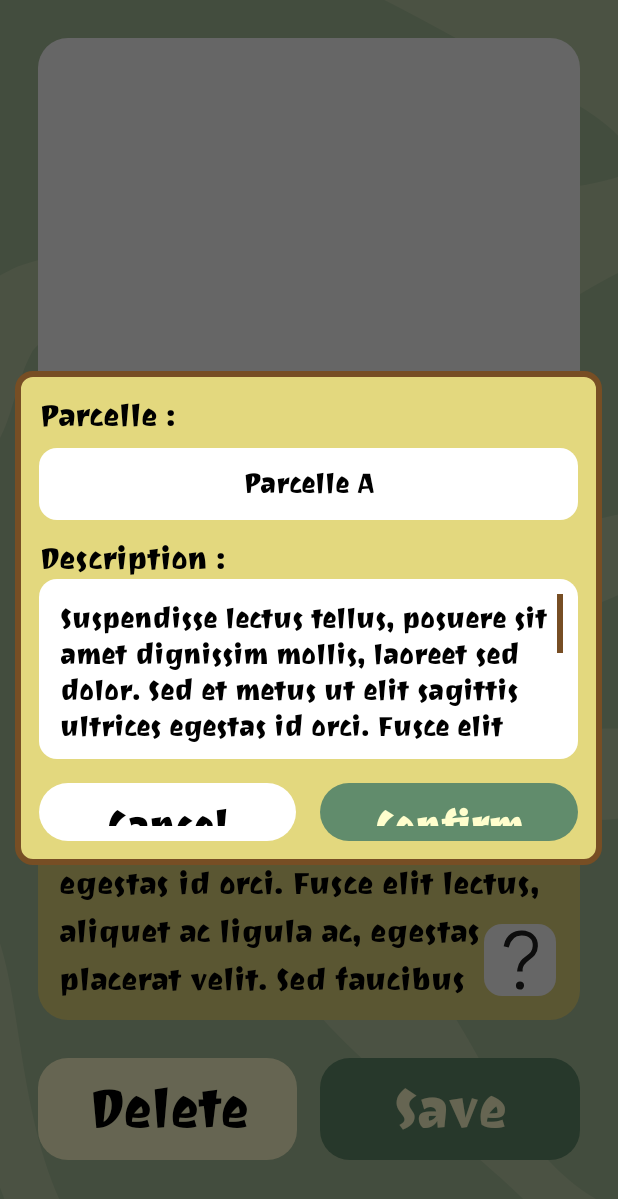
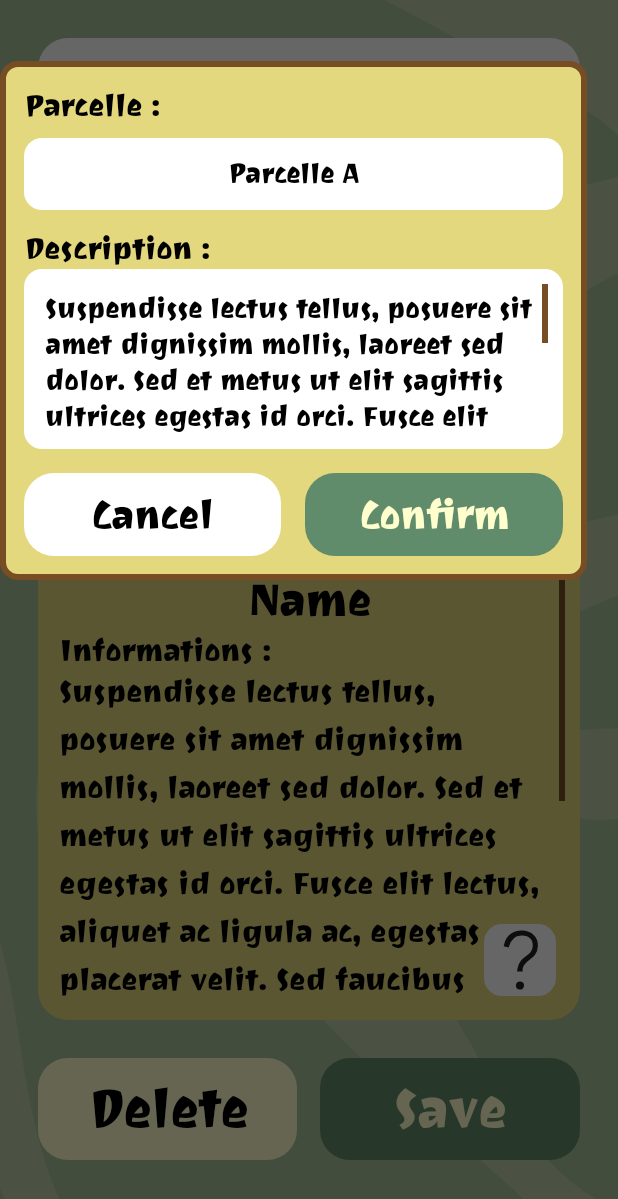
Before and after one commit to DrHurel/EcoPlant, an Android app built with Jetpack Compose: the DisplayPlantInfoActivity screen opened directly, with no data from a screen before it, after a tap on an icon or button, on a phone screen of 412 x 824 dp. Shown: the top 1199 px of the screen. Run offline under Robolectric (Android 15) with nearby library versions, the phone set to English and light mode, and no system bars; 3 statements that could not run were skipped.

Commit message:
fix dilog a bit too high

```diff
--- a/app/src/main/java/fr/hureljeremy/gitea/ecoplant/DisplayPlantInfoActivity.kt
+++ b/app/src/main/java/fr/hureljeremy/gitea/ecoplant/DisplayPlantInfoActivity.kt
@@ -15,12 +15,13 @@ import androidx.activity.ComponentActivity
 import androidx.activity.enableEdgeToEdge
 import fr.hureljeremy.gitea.ecoplant.framework.BaseActivity
 import fr.hureljeremy.gitea.ecoplant.framework.Page
+import kotlin.text.toInt
+import kotlin.times
 
 @Page(route = "plant_info", isDefault = false)
 class DisplayPlantInfoActivity : BaseActivity()  {
     override fun onCreate(savedInstanceState: Bundle?) {
         super.onCreate(savedInstanceState)
-        enableEdgeToEdge()
         setContentView(R.layout.display_plant_info_page)
 
 
@@ -102,7 +103,12 @@ class DisplayPlantInfoActivity : BaseActivity()  {
         // Redimensionner la boîte de dialogue après l'affichage
         val displayMetrics = resources.displayMetrics
         val width = (displayMetrics.widthPixels * 0.95).toInt()  // 95% de la largeur d'écran
-        val height = (displayMetrics.heightPixels * 0.4).toInt() // 40% de la hauteur d'écran
-        dialog.window?.setLayout(width, height)
+        dialog.window?.apply {
+            setLayout(width, ViewGroup.LayoutParams.WRAP_CONTENT)
+            setGravity(android.view.Gravity.CENTER_HORIZONTAL or android.view.Gravity.CENTER_VERTICAL)
+            attributes = attributes.apply {
+                y = (displayMetrics.heightPixels * 0.05).toInt() // Décalage de 5% vers le bas car légèrement trop haut
+            }
+        }
     }
 }
```
